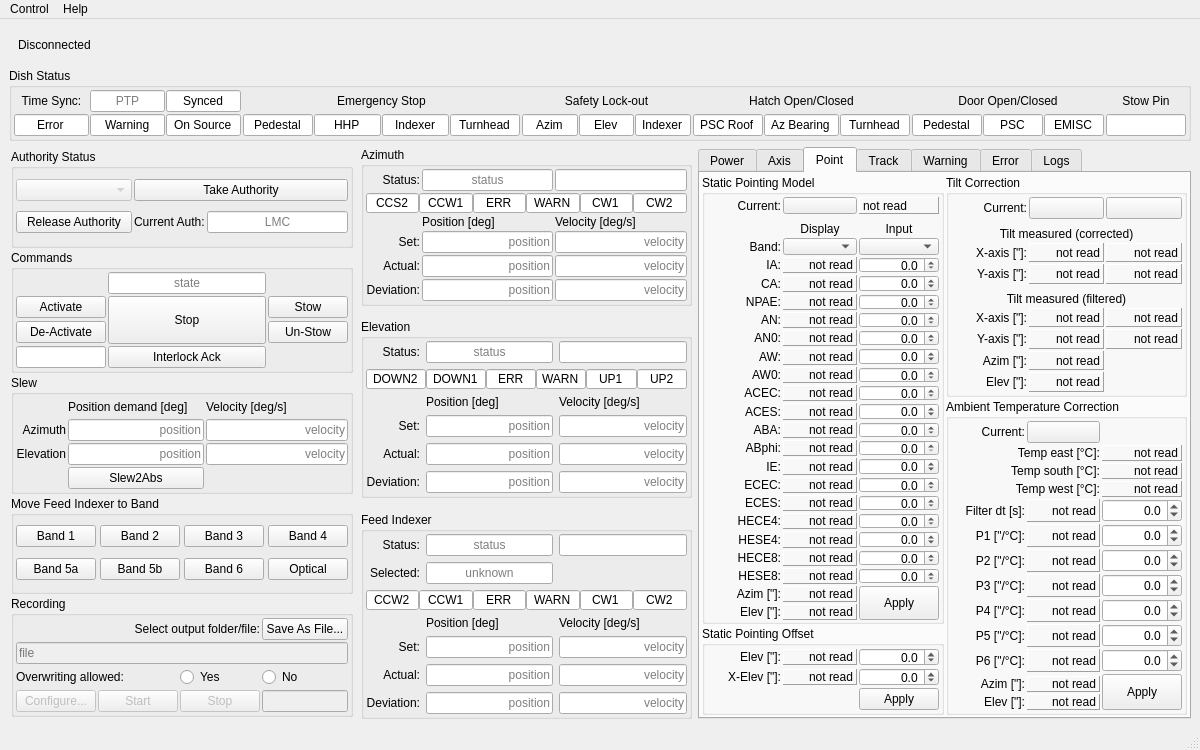
Above: src/ska_mid_disq/ui/dishstructure_mvc.ui from ska-telescope/ska-mid-dish-qualification before the change. Below: the same form after it.
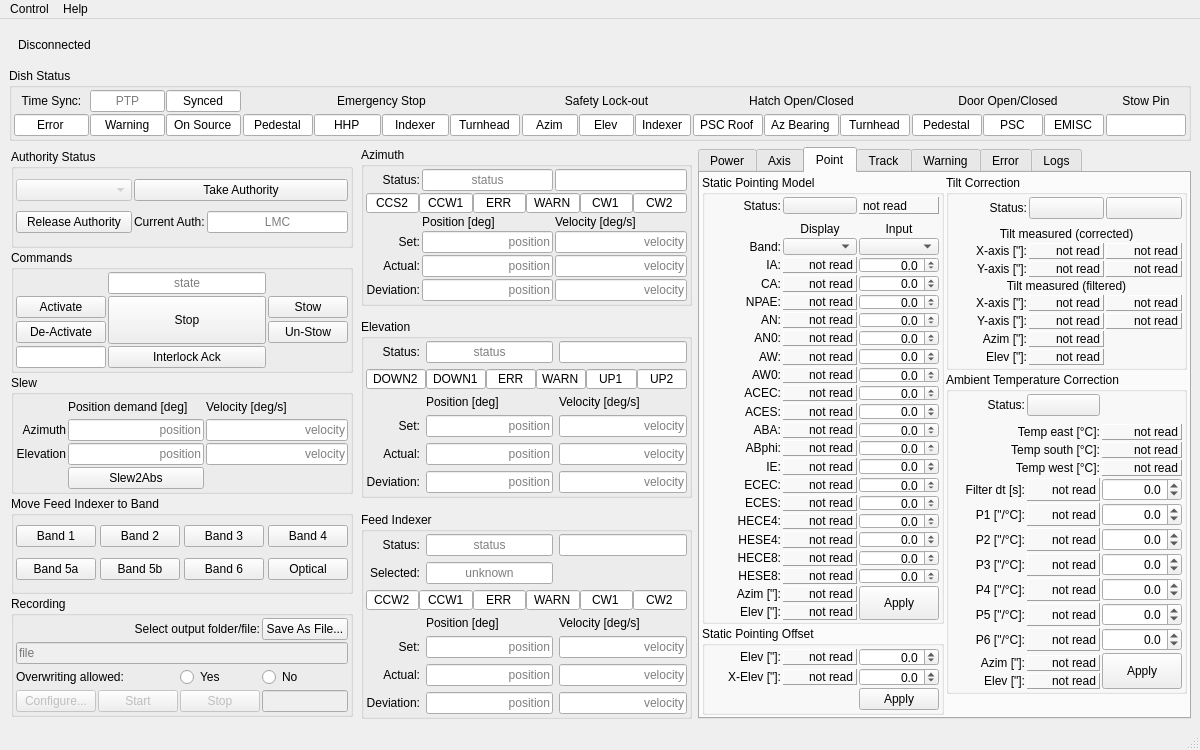
That is the form after the change. The open tabs and pages were chosen to show the change. Custom widgets are drawn as their Qt base class.

Commit message: WOM-445: Add some v-spacers, update CHANGELOG and make

Diff of the .ui file:
```diff
--- a/src/ska_mid_disq/ui/dishstructure_mvc.ui
+++ b/src/ska_mid_disq/ui/dishstructure_mvc.ui
@@ -5348,7 +5348,7 @@
              <item row="0" column="0">
               <widget class="QLabel" name="label_32">
                <property name="text">
-                <string>Current:</string>
+                <string>Status:</string>
                </property>
                <property name="alignment">
                 <set>Qt::AlignRight|Qt::AlignTrailing|Qt::AlignVCenter</set>
@@ -5542,6 +5542,22 @@
             </layout>
            </widget>
           </item>
+          <item>
+           <spacer name="verticalSpacer_7">
+            <property name="orientation">
+             <enum>Qt::Vertical</enum>
+            </property>
+            <property name="sizeType">
+             <enum>QSizePolicy::Expanding</enum>
+            </property>
+            <property name="sizeHint" stdset="0">
+             <size>
+              <width>20</width>
+              <height>5</height>
+             </size>
+            </property>
+           </spacer>
+          </item>
          </layout>
         </item>
         <item>
@@ -5660,7 +5676,7 @@
              <item row="0" column="0">
               <widget class="QLabel" name="label_33">
                <property name="text">
-                <string>Current:</string>
+                <string>Status:</string>
                </property>
                <property name="alignment">
                 <set>Qt::AlignRight|Qt::AlignTrailing|Qt::AlignVCenter</set>
@@ -5891,6 +5907,22 @@
                </property>
               </widget>
              </item>
+             <item row="1" column="1">
+              <spacer name="verticalSpacer_9">
+               <property name="orientation">
+                <enum>Qt::Vertical</enum>
+               </property>
+               <property name="sizeType">
+                <enum>QSizePolicy::MinimumExpanding</enum>
+               </property>
+               <property name="sizeHint" stdset="0">
+                <size>
+                 <width>20</width>
+                 <height>6</height>
+                </size>
+               </property>
+              </spacer>
+             </item>
             </layout>
            </widget>
           </item>
@@ -5921,7 +5953,7 @@
              <property name="spacing">
               <number>2</number>
              </property>
-             <item row="8" column="2">
+             <item row="9" column="2">
               <widget class="QDoubleSpinBox" name="spinbox_ambtempparam3">
                <property name="alignment">
                 <set>Qt::AlignRight|Qt::AlignTrailing|Qt::AlignVCenter</set>
@@ -5943,7 +5975,7 @@
                </property>
               </widget>
              </item>
-             <item row="11" column="0">
+             <item row="12" column="0">
               <widget class="QLabel" name="label_83">
                <property name="text">
                 <string>P5 [&quot;/°C]:</string>
@@ -5953,7 +5985,7 @@
                </property>
               </widget>
              </item>
-             <item row="17" column="0">
+             <item row="18" column="0">
               <widget class="QLabel" name="label_74">
                <property name="text">
                 <string>Elev [&quot;]:</string>
@@ -5963,7 +5995,7 @@
                </property>
               </widget>
              </item>
-             <item row="9" column="2">
+             <item row="10" column="2">
               <widget class="QDoubleSpinBox" name="spinbox_ambtempparam4">
                <property name="alignment">
                 <set>Qt::AlignRight|Qt::AlignTrailing|Qt::AlignVCenter</set>
@@ -5985,7 +6017,7 @@
                </property>
               </widget>
              </item>
-             <item row="8" column="1">
+             <item row="9" column="1">
               <widget class="QLabel" name="opcua_ambtempparam3">
                <property name="frameShape">
                 <enum>QFrame::Panel</enum>
@@ -6004,7 +6036,7 @@
                </property>
               </widget>
              </item>
-             <item row="16" column="0">
+             <item row="17" column="0">
               <widget class="QLabel" name="label_75">
                <property name="text">
                 <string>Azim [&quot;]:</string>
@@ -6014,7 +6046,7 @@
                </property>
               </widget>
              </item>
-             <item row="7" column="2">
+             <item row="8" column="2">
               <widget class="QDoubleSpinBox" name="spinbox_ambtempparam2">
                <property name="alignment">
                 <set>Qt::AlignRight|Qt::AlignTrailing|Qt::AlignVCenter</set>
@@ -6036,7 +6068,7 @@
                </property>
               </widget>
              </item>
-             <item row="9" column="0">
+             <item row="10" column="0">
               <widget class="QLabel" name="label_79">
                <property name="text">
                 <string>P4 [&quot;/°C]:</string>
@@ -6046,7 +6078,20 @@
                </property>
               </widget>
              </item>
-             <item row="5" column="1">
+             <item row="0" column="1">
+              <widget class="ToggleSwitch" name="button_temp_correction_toggle">
+               <property name="text">
+                <string/>
+               </property>
+               <property name="opcua" stdset="0">
+                <string>Pointing.Status.AmbTempCorrActive</string>
+               </property>
+               <property name="opcua_type" stdset="0">
+                <string>Boolean</string>
+               </property>
+              </widget>
+             </item>
+             <item row="6" column="1">
               <widget class="QLabel" name="opcua_ambtempfiltdt">
                <property name="frameShape">
                 <enum>QFrame::Panel</enum>
@@ -6065,7 +6110,17 @@
                </property>
               </widget>
              </item>
-             <item row="1" column="0" colspan="2">
+             <item row="0" column="0">
+              <widget class="QLabel" name="label_36">
+               <property name="text">
+                <string>Status:</string>
+               </property>
+               <property name="alignment">
+                <set>Qt::AlignRight|Qt::AlignTrailing|Qt::AlignVCenter</set>
+               </property>
+              </widget>
+             </item>
+             <item row="2" column="0" colspan="2">
               <widget class="QLabel" name="label_64">
                <property name="text">
                 <string>Temp east [°C]:</string>
@@ -6075,7 +6130,7 @@
                </property>
               </widget>
              </item>
-             <item row="2" column="0" colspan="2">
+             <item row="3" column="0" colspan="2">
               <widget class="QLabel" name="label_72">
                <property name="text">
                 <string>Temp south [°C]:</string>
@@ -6085,7 +6140,7 @@
                </property>
               </widget>
              </item>
-             <item row="4" column="0" colspan="2">
+             <item row="5" column="0" colspan="2">
               <widget class="QLabel" name="label_73">
                <property name="text">
                 <string>Temp west [°C]:</string>
@@ -6095,7 +6150,7 @@
                </property>
               </widget>
              </item>
-             <item row="7" column="0">
+             <item row="8" column="0">
               <widget class="QLabel" name="label_77">
                <property name="text">
                 <string>P2 [&quot;/°C]:</string>
@@ -6105,7 +6160,7 @@
                </property>
               </widget>
              </item>
-             <item row="11" column="1">
+             <item row="12" column="1">
               <widget class="QLabel" name="opcua_ambtempparam5">
                <property name="frameShape">
                 <enum>QFrame::Panel</enum>
@@ -6124,7 +6179,7 @@
                </property>
               </widget>
              </item>
-             <item row="6" column="0">
+             <item row="7" column="0">
               <widget class="QLabel" name="label_76">
                <property name="text">
                 <string> P1 [&quot;/°C]:</string>
@@ -6134,7 +6189,7 @@
                </property>
               </widget>
              </item>
-             <item row="5" column="0">
+             <item row="6" column="0">
               <widget class="QLabel" name="label_85">
                <property name="text">
                 <string>Filter dt [s]:</string>
@@ -6144,7 +6199,7 @@
                </property>
               </widget>
              </item>
-             <item row="7" column="1">
+             <item row="8" column="1">
               <widget class="QLabel" name="opcua_ambtempparam2">
                <property name="frameShape">
                 <enum>QFrame::Panel</enum>
@@ -6163,7 +6218,7 @@
                </property>
               </widget>
              </item>
-             <item row="1" column="2">
+             <item row="2" column="2">
               <widget class="QLabel" name="opcua_ActAmbTemp_East">
                <property name="frameShape">
                 <enum>QFrame::Panel</enum>
@@ -6182,7 +6237,7 @@
                </property>
               </widget>
              </item>
-             <item row="12" column="1">
+             <item row="13" column="1">
               <widget class="QLabel" name="opcua_ambtempparam6">
                <property name="frameShape">
                 <enum>QFrame::Panel</enum>
@@ -6201,7 +6256,7 @@
                </property>
               </widget>
              </item>
-             <item row="15" column="2" rowspan="3">
+             <item row="16" column="2" rowspan="3">
               <widget class="QPushButton" name="button_temp_correction_apply">
                <property name="sizePolicy">
                 <sizepolicy hsizetype="Minimum" vsizetype="Expanding">
@@ -6217,7 +6272,7 @@
                </property>
               </widget>
              </item>
-             <item row="16" column="1">
+             <item row="17" column="1">
               <widget class="QLabel" name="opcua_AmbTempCorrVal_Az">
                <property name="frameShape">
                 <enum>QFrame::Panel</enum>
@@ -6236,7 +6291,7 @@
                </property>
               </widget>
              </item>
-             <item row="12" column="2">
+             <item row="13" column="2">
               <widget class="QDoubleSpinBox" name="spinbox_ambtempparam6">
                <property name="alignment">
                 <set>Qt::AlignRight|Qt::AlignTrailing|Qt::AlignVCenter</set>
@@ -6258,7 +6313,7 @@
                </property>
               </widget>
              </item>
-             <item row="5" column="2">
+             <item row="6" column="2">
               <widget class="QDoubleSpinBox" name="spinbox_ambtempfiltdt">
                <property name="alignment">
                 <set>Qt::AlignRight|Qt::AlignTrailing|Qt::AlignVCenter</set>
@@ -6280,7 +6335,7 @@
                </property>
               </widget>
              </item>
-             <item row="9" column="1">
+             <item row="10" column="1">
               <widget class="QLabel" name="opcua_ambtempparam4">
                <property name="frameShape">
                 <enum>QFrame::Panel</enum>
@@ -6299,7 +6354,7 @@
                </property>
               </widget>
              </item>
-             <item row="6" column="1">
+             <item row="7" column="1">
               <widget class="QLabel" name="opcua_ambtempparam1">
                <property name="frameShape">
                 <enum>QFrame::Panel</enum>
@@ -6318,7 +6373,7 @@
                </property>
               </widget>
              </item>
-             <item row="8" column="0">
+             <item row="9" column="0">
               <widget class="QLabel" name="label_78">
                <property name="text">
                 <string>P3 [&quot;/°C]:</string>
@@ -6328,7 +6383,7 @@
                </property>
               </widget>
              </item>
-             <item row="6" column="2">
+             <item row="7" column="2">
               <widget class="QDoubleSpinBox" name="spinbox_ambtempparam1">
                <property name="alignment">
                 <set>Qt::AlignRight|Qt::AlignTrailing|Qt::AlignVCenter</set>
@@ -6350,7 +6405,7 @@
                </property>
               </widget>
              </item>
-             <item row="2" column="2">
+             <item row="3" column="2">
               <widget class="QLabel" name="opcua_ActAmbTemp_South">
                <property name="frameShape">
                 <enum>QFrame::Panel</enum>
@@ -6369,7 +6424,7 @@
                </property>
               </widget>
              </item>
-             <item row="17" column="1">
+             <item row="18" column="1">
               <widget class="QLabel" name="opcua_AmbTempCorrVal_El">
                <property name="frameShape">
                 <enum>QFrame::Panel</enum>
@@ -6388,7 +6443,7 @@
                </property>
               </widget>
              </item>
-             <item row="12" column="0">
+             <item row="13" column="0">
               <widget class="QLabel" name="label_84">
                <property name="text">
                 <string>P6 [&quot;/°C]:</string>
@@ -6398,7 +6453,7 @@
                </property>
               </widget>
              </item>
-             <item row="4" column="2">
+             <item row="5" column="2">
               <widget class="QLabel" name="opcua_ActAmbTemp_West">
                <property name="frameShape">
                 <enum>QFrame::Panel</enum>
@@ -6417,7 +6472,7 @@
                </property>
               </widget>
              </item>
-             <item row="11" column="2">
+             <item row="12" column="2">
               <widget class="QDoubleSpinBox" name="spinbox_ambtempparam5">
                <property name="alignment">
                 <set>Qt::AlignRight|Qt::AlignTrailing|Qt::AlignVCenter</set>
@@ -6439,32 +6494,41 @@
                </property>
               </widget>
              </item>
-             <item row="0" column="0">
-              <widget class="QLabel" name="label_36">
-               <property name="text">
-                <string>Current:</string>
+             <item row="1" column="1">
+              <spacer name="verticalSpacer_10">
+               <property name="orientation">
+                <enum>Qt::Vertical</enum>
                </property>
-               <property name="alignment">
-                <set>Qt::AlignRight|Qt::AlignTrailing|Qt::AlignVCenter</set>
+               <property name="sizeType">
+                <enum>QSizePolicy::MinimumExpanding</enum>
                </property>
-              </widget>
-             </item>
-             <item row="0" column="1">
-              <widget class="ToggleSwitch" name="button_temp_correction_toggle">
-               <property name="text">
-                <string/>
+               <property name="sizeHint" stdset="0">
+                <size>
+                 <width>20</width>
+                 <height>6</height>
+                </size>
                </property>
-               <property name="opcua" stdset="0">
-                <string>Pointing.Status.AmbTempCorrActive</string>
-               </property>
-               <property name="opcua_type" stdset="0">
-                <string>Boolean</string>
-               </property>
-              </widget>
+              </spacer>
              </item>
             </layout>
            </widget>
           </item>
+          <item>
+           <spacer name="verticalSpacer_6">
+            <property name="orientation">
+             <enum>Qt::Vertical</enum>
+            </property>
+            <property name="sizeType">
+             <enum>QSizePolicy::Expanding</enum>
+            </property>
+            <property name="sizeHint" stdset="0">
+             <size>
+              <width>20</width>
+              <height>5</height>
+             </size>
+            </property>
+           </spacer>
+          </item>
          </layout>
         </item>
        </layout>
```
Left out of the diff: 15 changed lines with no effect on the pictures. The commit also changes 1 other file.
